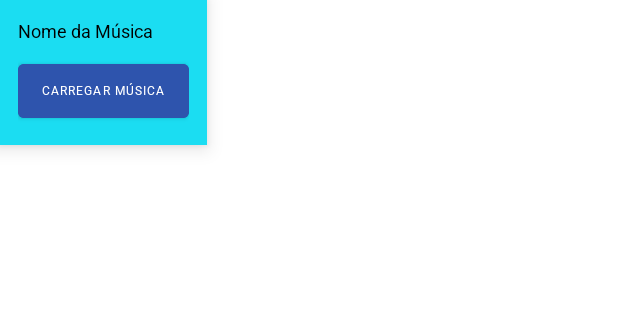
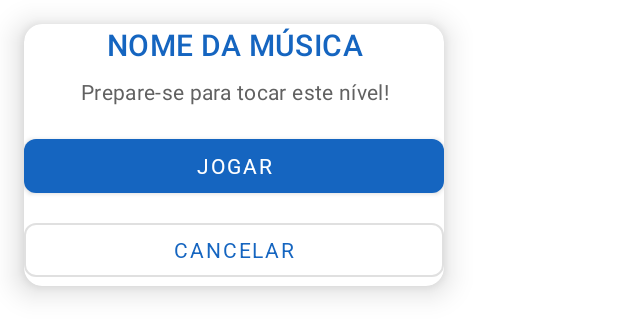
Before and after one commit to Cornalewski/virtual_piano, an Android app: the layout popup_level_info.xml on its own in the app's theme, with its tools: preview values and no code run, on a phone screen of 412 x 824 dp. Shown: the top 336 px of the screen. Run offline under Robolectric (Android 15) with nearby library versions, the phone set to English and light mode, and no system bars.

Commit message:
ajustes selection screen

```diff
--- a/app/src/main/java/com/example/virtual_piano/LevelAdapter.java
+++ b/app/src/main/java/com/example/virtual_piano/LevelAdapter.java
@@ -91,9 +91,9 @@ public class LevelAdapter extends RecyclerView.Adapter<LevelAdapter.LevelVH> {
 
         public LevelVH(@NonNull View itemView) {
             super(itemView);
-            imgBg = itemView.findViewById(R.id.imgLevelBg);
+           imgBg = itemView.findViewById(R.id.imgLevelBg);
             tvNumber = itemView.findViewById(R.id.tvLevelNumber);
-            imgStarsOrCrown = itemView.findViewById(R.id.imgStarsOrCrown);
+           imgStarsOrCrown = itemView.findViewById(R.id.imgStarsOrCrown);
 
             itemView.setOnClickListener(v -> {
                 int idx = getAdapterPosition();
--- a/app/src/main/res/layout/popup_level_info.xml
+++ b/app/src/main/res/layout/popup_level_info.xml
@@ -1,36 +1,61 @@
-<?xml version="1.0" encoding="utf-8"?>
-<LinearLayout xmlns:android="http://schemas.android.com/apk/res/android"
-    android:id="@+id/containerPopup"
-    android:layout_width="wrap_content"
+<!-- res/layout/popup_level_info.xml -->
+<com.google.android.material.card.MaterialCardView
+    xmlns:android="http://schemas.android.com/apk/res/android"
+    xmlns:app="http://schemas.android.com/apk/res-auto"
+    android:id="@+id/cardPopup"
+    android:layout_width="280dp"
     android:layout_height="wrap_content"
-    android:background="#1BDDF2"
-    android:elevation="8dp"
-    android:orientation="vertical"
-    android:padding="12dp">
-    <!-- android:background="@drawable/popup_background"-->
+    android:layout_margin="16dp"
+    app:cardCornerRadius="12dp"
+    app:cardElevation="12dp"
+    android:padding="16dp"
+    android:backgroundTint="@color/white">
 
+    <LinearLayout
+        android:orientation="vertical"
+        android:layout_width="match_parent"
+        android:layout_height="wrap_content">
 
-    <!-- Mostra o nome da partitura (ou título da música) -->
+        <!-- Título da música -->
+        <TextView
+            android:id="@+id/tvPopupMusicName"
+            style="@style/TextAppearance.MaterialComponents.Headline6"
+            android:layout_width="match_parent"
+            android:layout_height="wrap_content"
+            android:gravity="center"
+            android:text="NOME DA MÚSICA"
+            android:textColor="@color/azul_escuro"
+            android:paddingBottom="8dp"/>
 
-    <!-- Botão para “carregar/tocar” a música -->
+        <!-- Descrição / instruções -->
+        <TextView
+            android:id="@+id/tvPopupDescription"
+            style="@style/TextAppearance.MaterialComponents.Body2"
+            android:layout_width="match_parent"
+            android:layout_height="wrap_content"
+            android:text="Prepare-se para tocar este nível!"
+            android:textColor="@color/gray_700"
+            android:gravity="center"
+            android:paddingBottom="16dp"/>
 
-    <TextView
-        android:id="@+id/tvPopupMusicName"
-        android:layout_width="wrap_content"
-        android:layout_height="match_parent"
-        android:paddingBottom="8dp"
-        android:text="Nome da Música"
-        android:textColor="@android:color/black"
-        android:textSize="12sp" />
+        <!-- Botão principal “Jogar” -->
+        <com.google.android.material.button.MaterialButton
+            android:id="@+id/btnPopupPlay"
+            style="@style/Widget.MaterialComponents.Button"
+            android:layout_width="match_parent"
+            android:layout_height="wrap_content"
+            android:text="JOGAR"
+            app:iconGravity="textStart"
+            app:iconPadding="8dp"
+            app:cornerRadius="8dp"/>
 
-    <com.google.android.material.button.MaterialButton
-        android:id="@+id/btnPopupPlay"
-        android:layout_width="wrap_content"
-        android:layout_height="wrap_content"
-        android:autoText="false"
-        android:backgroundTint="#2E54AD"
-        android:text="Carregar Música"
-        android:textColor="@android:color/white"
-        android:textSize="8sp" />
-    <!--android:backgroundTint="@color/colorAccent" -->
-</LinearLayout>
+        <!-- Botão secundário “Cancelar” -->
+        <com.google.android.material.button.MaterialButton
+            style="@style/Widget.MaterialComponents.Button.OutlinedButton"
+            android:layout_width="match_parent"
+            android:layout_height="wrap_content"
+            android:text="CANCELAR"
+            android:layout_marginTop="8dp"
+            app:cornerRadius="8dp"/>
+    </LinearLayout>
+</com.google.android.material.card.MaterialCardView>
--- a/app/src/main/res/values/colors.xml
+++ b/app/src/main/res/values/colors.xml
@@ -7,4 +7,6 @@
     <color name="rosa_secundario">#EC407A</color>
     <color name="branco">#FFFFFF</color>
     <color name="cinza_claro">#F5F5F5</color>
+    <color name="gray_700">#616161</color>
+
 </resources>
```
Also changed, not shown: app/src/main/res/drawable/gradient_overlay_level.xml (added, +9 -0 lines), app/src/main/res/layout/level_item.xml (+35 -10 lines), app/src/main/res/values/styles.xml (+13 -0 lines), app/src/main/res/font/roboto_slab.ttf (added).
